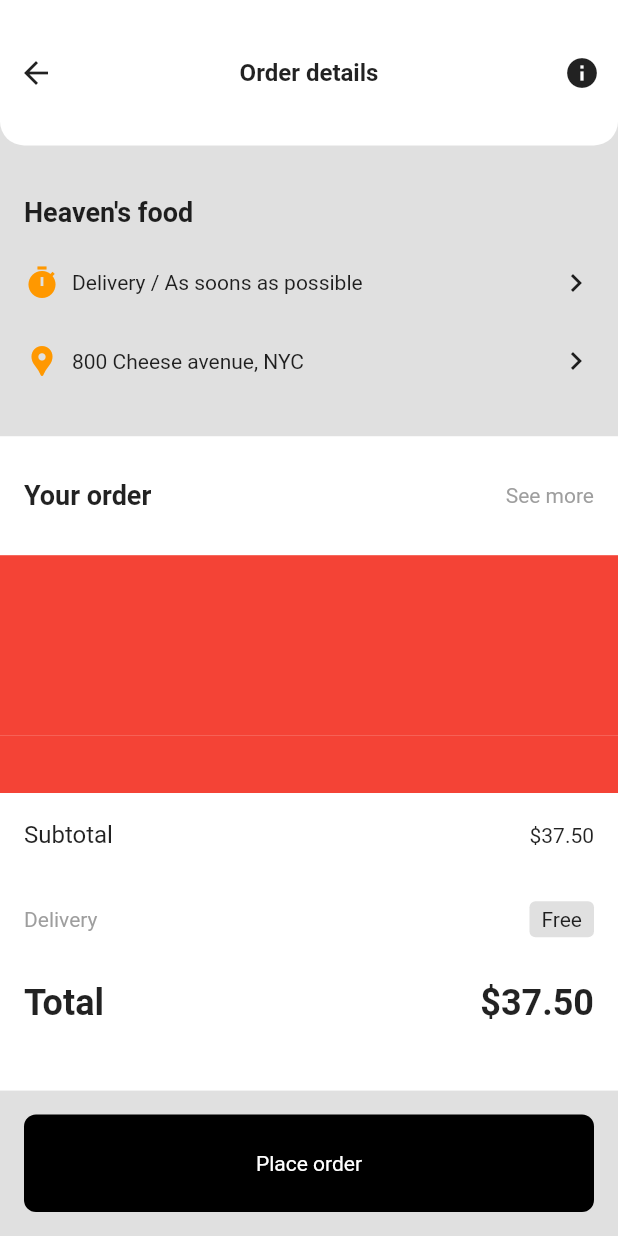
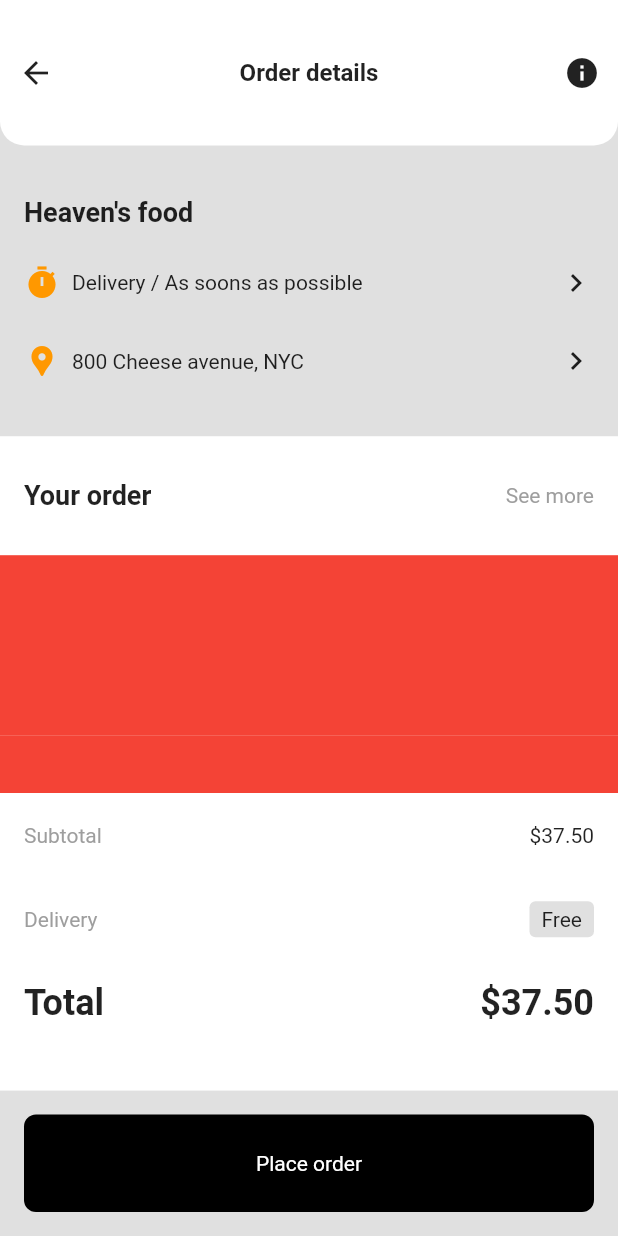
Before and after one commit to JAICHANGPARK/flutter_notebook_11th_story, a Flutter app: the screen it shows after launch, item 2 of the bottom bar chosen, on a phone screen of 412 x 824 dp. Run offline on Flutter 3.47's test engine with Material 2 defaults, Android fonts, the phone set to English and light mode, and no system bars; our stand-ins replace backdrop, badges, flutter_inner_drawer, flutter_slidable, flutter_swiper, google_fonts; network calls fail.

Commit message:
Update food_order_page.dart

```diff
--- a/lib/ep744_food_app/ui/food_order_page.dart
+++ b/lib/ep744_food_app/ui/food_order_page.dart
@@ -131,7 +131,10 @@ class _FoodOrderPageState extends State<FoodOrderPage> {
                           crossAxisAlignment: CrossAxisAlignment.start,
                           children: [
                             ListTile(
-                              title: Text("Subtotal"),
+                              title: Text("Subtotal", style: TextStyle(
+                                  fontSize: 14,
+                                  color: Colors.grey
+                              ),),
                               trailing: Text("\$37.50"),
                             ),
                             ListTile(
```
